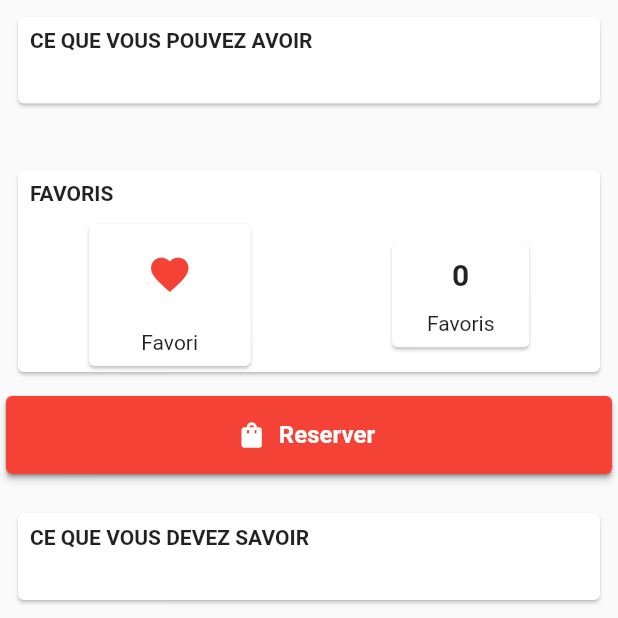
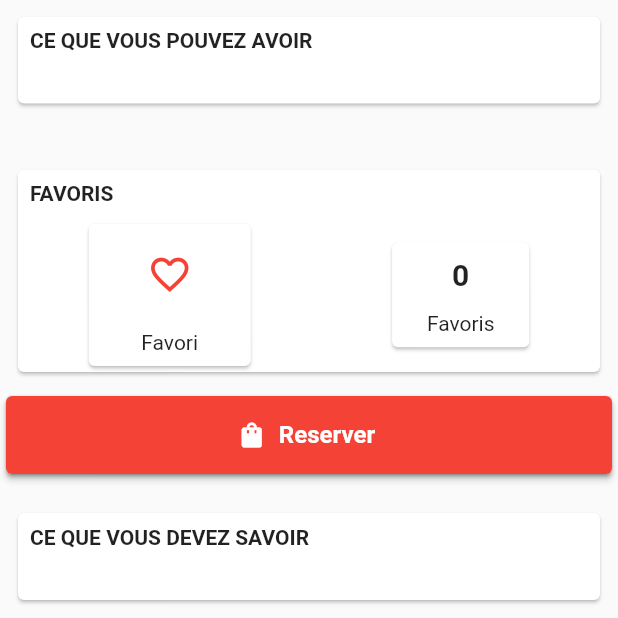
Before and after one commit to bilawal786/yummybox_app_flutter, a Flutter app: the ProucttDetail screen opened directly with empty values, scrolled down 110 dp, after a tap on the "favorite outline" icon, on a phone screen of 412 x 824 dp, the part 618-1236 px from its top. Run offline on Flutter 3.47's test engine with Material 2 defaults, Android fonts, the light colour scheme and no system bars; drawn by our look-alikes of badges, flutter_html; our stand-ins replace carousel_slider, easy_localization, getwidget, google_maps_flutter; missing offline and left inert: custom_info_window; network calls fail.

Commit message:
working on html text

```diff
--- a/lib/main.dart
+++ b/lib/main.dart
@@ -1,3 +1,4 @@
+import 'package:easy_localization/easy_localization.dart';
 import 'package:flutter/material.dart';
 import 'package:yummy_box/provider/banner_provider.dart';
 import 'package:yummy_box/provider/category_provider.dart';
--- a/lib/model/product.dart
+++ b/lib/model/product.dart
@@ -3,12 +3,13 @@
 //     final productModel = productModelFromJson(jsonString);
 
 import 'dart:convert';
+import 'package:flutter/material.dart';
 
 List<ProductModel> productModelFromJson(String str) => List<ProductModel>.from(json.decode(str).map((x) => ProductModel.fromJson(x)));
 
 String productModelToJson(List<ProductModel> data) => json.encode(List<dynamic>.from(data.map((x) => x.toJson())));
 
-class ProductModel {
+class ProductModel with ChangeNotifier {
   ProductModel({
      required this.productId,
      required this.product_image,
@@ -27,7 +28,7 @@ class ProductModel {
    required this.shopLogo,
    required this.productDescription,
    required this.shopDescription,
-    required this.isLike,
+    this.isLike = false,
   });
 
   int productId;
@@ -47,7 +48,7 @@ class ProductModel {
   String shopLogo;
   String productDescription;
   String shopDescription;
-  bool isLike;
+  bool isLike = false;
 
   factory ProductModel.fromJson(Map<String, dynamic> json) => ProductModel(
     productId: json["product_id"],
@@ -90,4 +91,11 @@ class ProductModel {
     "shop_description": shopDescription,
     "is_like": isLike,
   };
+
+
+  void toggleFav() {
+    isLike = !isLike;
+    notifyListeners();
+    print(isLike);
+  }
 }
--- a/lib/screens/discover.dart
+++ b/lib/screens/discover.dart
@@ -43,7 +43,7 @@ class _MyDiscoverState extends State<MyDiscover> {
     final categories = categoriesData.categoryItems;
     final preData = Provider.of<PreProvider>(context, listen: false);
     final pre = preData.preItems;
-    final productData = Provider.of<ProductProvider>(context, listen: false);
+    final productData = Provider.of<ProductProvider>(context);
     final products = productData.productItems;
     return Scaffold(
       body: SingleChildScrollView(
--- a/lib/screens/productdetail.dart
+++ b/lib/screens/productdetail.dart
@@ -1,5 +1,6 @@
 import 'package:badges/badges.dart';
 import 'package:flutter/material.dart';
+import 'package:flutter_html/flutter_html.dart';
 import 'package:yummy_box/model/product.dart';
 import 'package:yummy_box/widgets/drawer.dart';
 
@@ -182,7 +183,7 @@ class _ProucttDetailState extends State<ProucttDetail> {
                     SizedBox(
                       height: 10,
                     ),
-                    Text(widget.products.productDescription, style: TextStyle(fontSize: 14, color: Colors.black),),
+                    Html(data: widget.products.productDescription),
                   ]),
                 ),
               ),
@@ -219,20 +220,15 @@ class _ProucttDetailState extends State<ProucttDetail> {
                                   left: 30, right: 30, top: 10, bottom: 5),
                               child:
                               IconButton(
-                                onPressed: () {
-                                  setState((){
-                                    check = true;
-                                  });
-                                },
-                                color: Colors.blueGrey,
+                                onPressed:(){ widget.products.toggleFav();},
                                 highlightColor: Colors.amberAccent, //<-- SEE HERE
                                 iconSize: 30,
-                                icon: Icon(
-                                  check == false?
-                                  Icons.favorite_outline_sharp:Icons.favorite,
+                                icon: widget.products.isLike == true ? Icon(
+                                 Icons.favorite,
                                   color: Colors.red,
-
-
+                                ) : Icon(
+                                  Icons.favorite_outline_sharp,
+                                  color: Colors.red,
                                 ),
                               )
                             ),
@@ -321,7 +317,7 @@ class _ProucttDetailState extends State<ProucttDetail> {
                     SizedBox(
                       height: 10,
                     ),
-                    Text(widget.products.shopDescription),
+                    Html(data: widget.products.shopDescription),
                   ]),
                 ),
               ),
--- a/pubspec.yaml
+++ b/pubspec.yaml
@@ -43,10 +43,12 @@ dependencies:
   google_maps_flutter: ^2.1.8
   geolocator: ^9.0.1
   custom_info_window: ^1.0.1
-  localization: ^2.1.0
+#  localization: ^2.1.0
   intl: ^0.17.0
   flutter_localizations:
      sdk: flutter
+  flutter_html: ^2.2.1
+  easy_localization: ^3.0.1
 
 dev_dependencies:
   flutter_test:
@@ -74,6 +76,7 @@ flutter:
   # To add assets to your application, add an assets section, like this:
   assets:
     - assets/
+    -
   #   - images/a_dot_ham.jpeg
 
   # An image asset can refer to one or more resolution-specific "variants", see
```
Also changed, not shown: pubspec.lock, 2 other files.
